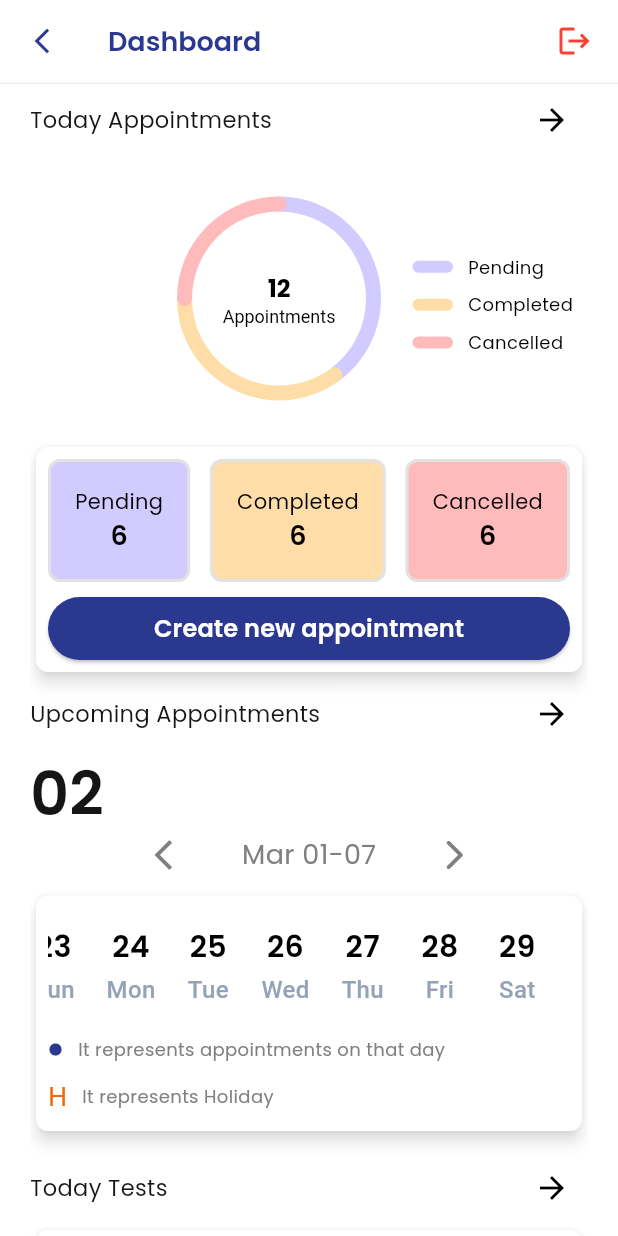
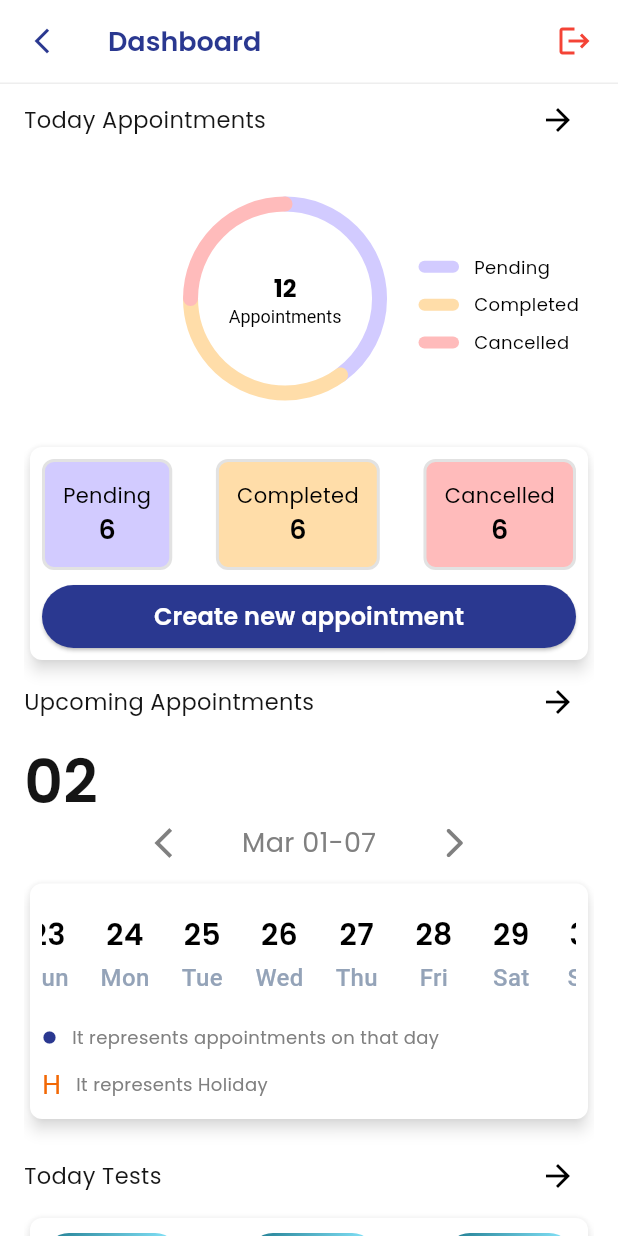
Before and after one commit to MulukanoorVarun/revxvendor, a Flutter app: the VendorDashboard screen opened directly, on a phone screen of 412 x 824 dp. Run offline on Flutter 3.47's test engine with Material 3 defaults, Android fonts, the light colour scheme and no system bars; our stand-ins replace connectivity_plus, device_info_plus, dio, dotted_border, dropdown_button2, equatable and 8 more; accounts and stored records are empty.

Commit message:
committed by varun at 22-03-2025 02:46 PM

```diff
--- /dev/null
+++ b/lib/logic/cubit/super_admin_tests/super_admin_tests_repository.dart
@@ -0,0 +1,17 @@
+
+import 'package:revxvendor/Models/SuperAdminTestsModel.dart';
+import 'package:revxvendor/data/VendorRemoteDataSource.dart';
+
+abstract class SuperAdminTestRepository{
+  Future<SuperAdminTestsModel?> getSuperAdminTests();
+}
+
+class SuperAdminTestRepositoryImpl implements SuperAdminTestRepository{
+  VendorRemoteDataSource vendorRemoteDataSource;
+  SuperAdminTestRepositoryImpl({required this.vendorRemoteDataSource});
+
+  @override
+  Future<SuperAdminTestsModel?> getSuperAdminTests() async {
+    return await vendorRemoteDataSource.getSuperAdminTestsApi();
+  }
+}
--- a/lib/presentation/VendorDashBoard.dart
+++ b/lib/presentation/VendorDashBoard.dart
@@ -88,7 +88,7 @@ class _VendorDashboardState extends State<VendorDashboard> {
             ))
       ]),
       body: Container(
-        padding: EdgeInsets.symmetric(horizontal: 20),
+        padding: EdgeInsets.symmetric(horizontal: 16),
         child: SingleChildScrollView(
           child: Column(
             crossAxisAlignment: CrossAxisAlignment.start,
@@ -123,8 +123,7 @@ class _VendorDashboardState extends State<VendorDashboard> {
               ),
               Card(
                 elevation: 4.0,
-                shape: RoundedRectangleBorder(
-                    borderRadius: BorderRadius.circular(8)),
+                shape: RoundedRectangleBorder(borderRadius: BorderRadius.circular(8)),
                 child: Padding(
                   padding: EdgeInsets.all(8),
                   child: Column(
@@ -133,7 +132,7 @@ class _VendorDashboardState extends State<VendorDashboard> {
                         mainAxisAlignment: MainAxisAlignment.spaceBetween,
                         children: [
                           Container(
-                            padding: EdgeInsets.all(16),
+                            padding: EdgeInsets.all(12),
                             decoration: BoxDecoration(
                                 color: Color(0xffD2CBFF),
                                 borderRadius: BorderRadius.circular(8),
@@ -163,7 +162,7 @@ class _VendorDashboardState extends State<VendorDashboard> {
                             ),
                           ),
                           Container(
-                            padding: EdgeInsets.all(16),
+                            padding: EdgeInsets.all(12),
                             decoration: BoxDecoration(
                                 color: Color(0xffFFDDA9),
                                 borderRadius: BorderRadius.circular(8),
@@ -193,7 +192,7 @@ class _VendorDashboardState extends State<VendorDashboard> {
                             ),
                           ),
                           Container(
-                            padding: EdgeInsets.all(16),
+                            padding: EdgeInsets.all(12),
                             decoration: BoxDecoration(
                                 color: Color(0xffFFBBBB),
                                 borderRadius: BorderRadius.circular(8),
@@ -484,7 +483,7 @@ class _VendorDashboardState extends State<VendorDashboard> {
                                       color: Color(0xff151515),
                                       fontFamily: 'Poppins',
                                       fontWeight: FontWeight.w500,
-                                      fontSize: 18),
+                                      fontSize: 15),
                                 ),
                                 SizedBox(
                                   height: 10,
@@ -495,7 +494,7 @@ class _VendorDashboardState extends State<VendorDashboard> {
                                       color: Color(0xffFFFFFF),
                                       fontFamily: 'Poppins',
                                       fontWeight: FontWeight.w500,
-                                      fontSize: 18),
+                                      fontSize: 15),
                                 ),
                               ],
                             ),
@@ -532,7 +531,7 @@ class _VendorDashboardState extends State<VendorDashboard> {
                                       color: Color(0xff151515),
                                       fontFamily: 'Poppins',
                                       fontWeight: FontWeight.w500,
-                                      fontSize: 18),
+                                      fontSize: 15),
                                 ),
                                 SizedBox(
                                   height: 10,
@@ -543,7 +542,7 @@ class _VendorDashboardState extends State<VendorDashboard> {
                                       color: Color(0xffFFFFFF),
                                       fontFamily: 'Poppins',
                                       fontWeight: FontWeight.w500,
-                                      fontSize: 18),
+                                      fontSize: 15),
                                 ),
                               ],
                             ),
@@ -580,7 +579,7 @@ class _VendorDashboardState extends State<VendorDashboard> {
                                       color: Color(0xff151515),
                                       fontFamily: 'Poppins',
                                       fontWeight: FontWeight.w500,
-                                      fontSize: 18),
+                                      fontSize: 15),
                                 ),
                                 SizedBox(
                                   height: 10,
@@ -591,7 +590,7 @@ class _VendorDashboardState extends State<VendorDashboard> {
                                       color: Color(0xffFFFFFF),
                                       fontFamily: 'Poppins',
                                       fontWeight: FontWeight.w500,
-                                      fontSize: 18),
+                                      fontSize: 15),
                                 ),
                               ],
                             ),
@@ -603,89 +602,110 @@ class _VendorDashboardState extends State<VendorDashboard> {
                       ),
                       Container(
                         width: w,
-                        padding: EdgeInsets.all(10),
+                        padding: EdgeInsets.all(14),
                         decoration: BoxDecoration(
-                            borderRadius: BorderRadius.circular(8),
-                            border:
-                                Border.all(color: Color(0xffE2E2E2), width: 2)),
+                          color: Colors.white,
+                          borderRadius: BorderRadius.circular(12),
+                          border: Border.all(color: Color(0xffE2E2E2), width: 2),
+                          boxShadow: [
+                            BoxShadow(
+                              color: Colors.black.withOpacity(0.1),
+                              blurRadius: 6,
+                              offset: Offset(0, 4),
+                            ),
+                          ],
+                        ),
                         child: Column(
                           crossAxisAlignment: CrossAxisAlignment.start,
                           children: [
+                            // Gradient Banner
                             Container(
-                                padding: EdgeInsets.symmetric(
-                                    horizontal: 10, vertical: 6),
-                                decoration: BoxDecoration(
-                                  gradient: RadialGradient(colors: [
-                                    Color(0xffA788FD),
-                                    Color(0xff250878),
-                                  ]),
-                                  borderRadius: BorderRadius.circular(8),
-                                ),
-                                child: Text(
-                                  'Next patient',
-                                  style: TextStyle(
-                                      color: Color(0xffFFFFFF),
-                                      fontWeight: FontWeight.w500,
-                                      fontFamily: 'Poppins',
-                                      fontSize: 12),
-                                )),
-                            SizedBox(
-                              height: 10,
-                            ),
+                              padding: EdgeInsets.symmetric(horizontal: 12, vertical: 8),
+                              decoration: BoxDecoration(
+                                gradient: LinearGradient(
+                                  colors: [Color(0xffA788FD), Color(0xff250878)],
+                                  begin: Alignment.topLeft,
+                                  end: Alignment.bottomRight,
+                                ),
+                                borderRadius: BorderRadius.circular(8),
+                              ),
+                              child: Text(
+                                'Next Patient',
+                                style: TextStyle(
+                                  color: Colors.white,
+                                  fontWeight: FontWeight.w600,
+                                  fontFamily: 'Poppins',
+                                  fontSize: 13,
+                                ),
+                              ),
+                            ),
+                            SizedBox(height: 12),
+
                             Row(
-                              mainAxisAlignment: MainAxisAlignment.start,
-                              crossAxisAlignment: CrossAxisAlignment.start,
                               children: [
-                                CircleAvatar(
-                                  radius: 24,
-                                  child: Image.asset('assets/person.png'),
-                                ),
-                                SizedBox(
-                                  width: 20,
-                                ),
-                                SizedBox(
-                                  width: w * 0.45,
+                                // Circular Avatar with Border
+                                Container(
+                                  decoration: BoxDecoration(
+                                    shape: BoxShape.circle,
+                                    border: Border.all(color: Color(0xffA788FD), width: 2),
+                                  ),
+                                  child: CircleAvatar(
+                                    radius: 26,
+                                    backgroundColor: Colors.white,
+                                    child: ClipRRect(
+                                      borderRadius: BorderRadius.circular(26),
+                                      child: Image.asset(
+                                        'assets/person.png',
+                                        fit: BoxFit.cover,
+                                      ),
+                                    ),
+                                  ),
+                                ),
+                                SizedBox(width: 16),
+
+                                // Patient Info
+                                Expanded(
                                   child: Column(
-                                    crossAxisAlignment:
-                                        CrossAxisAlignment.start,
+                                    crossAxisAlignment: CrossAxisAlignment.start,
                                     children: [
                                       Text(
+                                        'Charan Konidela',
                                         maxLines: 1,
                                         overflow: TextOverflow.ellipsis,
-                                        'Charan Konidela',
                                         style: TextStyle(
-                                            color: Color(0xff808080),
-                                            fontWeight: FontWeight.w500,
-                                            fontFamily: 'Poppins',
-                                            fontSize: 14),
+                                          color: Color(0xff333333),
+                                          fontWeight: FontWeight.w600,
+                                          fontFamily: 'Poppins',
+                                          fontSize: 15,
+                                        ),
                                       ),
-                                      SizedBox(
-                                        height: 8,
-                                      ),
+                                      SizedBox(height: 6),
                                       Text(
+                                        'MRI Scan',
                                         maxLines: 1,
                                         overflow: TextOverflow.ellipsis,
-                                        'MRI Scan',
                                         style: TextStyle(
-                                            color: Color(0xff808080),
-                                            fontWeight: FontWeight.w500,
-                                            fontFamily: 'Poppins',
-                                            fontSize: 14),
+                                          color: Color(0xff666666),
+                                          fontWeight: FontWeight.w500,
+                                          fontFamily: 'Poppins',
+                                          fontSize: 13,
+                                        ),
                                       ),
                                     ],
                                   ),
                                 ),
-                                Spacer(),
+                                // Appointment Time
                                 Text(
                                   '10:30 AM',
                                   style: TextStyle(
-                                      color: Color(0xff000000),
-                                      fontWeight: FontWeight.w500,
-                                      fontFamily: 'Poppins',
-                                      fontSize: 14),
-                                )
+                                    color: Color(0xff000000),
+                                    fontWeight: FontWeight.bold,
+                                    fontFamily: 'Poppins',
+                                    fontSize: 14,
+                                  ),
+                                ),
                               ],
-                            )
+                            ),
                           ],
                         ),
                       ),
@@ -772,7 +792,7 @@ class _VendorDashboardState extends State<VendorDashboard> {
                                               color: Color(0xffffffff),
                                               fontFamily: 'Poppins',
                                               fontWeight: FontWeight.w600,
-                                              fontSize: 20,
+                                              fontSize: 16,
                                             ),
                                           ),
                                         ],
@@ -843,7 +863,7 @@ class _VendorDashboardState extends State<VendorDashboard> {
                                               color: Color(0xffffffff),
                                               fontFamily: 'Poppins',
                                               fontWeight: FontWeight.w600,
-                                              fontSize: 20,
+                                              fontSize: 16,
                                             ),
                                           ),
                                         ],
@@ -912,7 +932,7 @@ class _VendorDashboardState extends State<VendorDashboard> {
                                             color: Color(0xffffffff),
                                             fontFamily: 'Poppins',
                                             fontWeight: FontWeight.w600,
-                                            fontSize: 20,
+                                            fontSize: 16,
                                           ),
                                         ),
                                       ],
@@ -974,7 +994,7 @@ class _VendorDashboardState extends State<VendorDashboard> {
                                             color: Color(0xffffffff),
                                             fontFamily: 'Poppins',
                                             fontWeight: FontWeight.w600,
-                                            fontSize: 20,
+                                            fontSize: 16,
                                           ),
                                         ),
                                       ],
@@ -1042,7 +1062,7 @@ class _VendorDashboardState extends State<VendorDashboard> {
                                             color: Color(0xffffffff),
                                             fontFamily: 'Poppins',
                                             fontWeight: FontWeight.w600,
-                                            fontSize: 20,
+                                            fontSize: 16,
                                           ),
                                         ),
                                       ],
@@ -1112,7 +1132,7 @@ class _VendorDashboardState extends State<VendorDashboard> {
                                               color: Color(0xffffffff),
                                               fontFamily: 'Poppins',
                                               fontWeight: FontWeight.w600,
-                                              fontSize: 20,
+                                              fontSize: 16,
                                             ),
                                           ),
                                         ],
--- a/lib/presentation/VendorRegisterScreen.dart
+++ b/lib/presentation/VendorRegisterScreen.dart
@@ -1,5 +1,4 @@
 import 'dart:io';
-
 import 'package:dio/dio.dart';
 import 'package:dotted_border/dotted_border.dart';
 import 'package:flutter/material.dart';
@@ -8,12 +7,11 @@ import 'package:flutter_bloc/flutter_bloc.dart';
 import 'package:image_picker/image_picker.dart';
 import 'package:multi_dropdown/multi_dropdown.dart';
 import 'package:permission_handler/permission_handler.dart';
-import '../../Components/ShakeWidget.dart';
+import 'package:revxvendor/Components/ShakeWidget.dart';
 import 'package:path/path.dart' as p;
-
+import 'package:revxvendor/logic/cubit/diognostic_register/register_cubit.dart';
 import '../Utils/color.dart';
 import '../components/CustomSnackBar.dart';
-import '../logic/cubit/diognostic_register/register_cubit.dart';
 import '../logic/cubit/diognostic_register/register_state.dart';
 import 'LogInWithEmail.dart';
 
--- a/lib/state_injector.dart
+++ b/lib/state_injector.dart
@@ -1,11 +1,14 @@
 import 'package:flutter_bloc/flutter_bloc.dart';
+import 'package:revxvendor/logic/bloc/internet_status/internet_status_bloc.dart';
+import 'package:revxvendor/logic/cubit/diognostic_register/register_repository.dart';
+import 'package:revxvendor/logic/cubit/super_admin_tests/super_admin_test_cubit.dart';
+import 'package:revxvendor/logic/cubit/super_admin_tests/super_admin_tests_repository.dart';
 import 'data/VendorRemoteDataSource.dart';
 import 'logic/cubit/diognostic_categories/diognostic_get_categories_cubit.dart';
 import 'logic/cubit/diognostic_categories/diognostic_get_category_repository.dart';
 import 'logic/cubit/diognostic_get_tests/diognostic_getTests_cubit.dart';
 import 'logic/cubit/diognostic_get_tests/diognostic_getTests_repository.dart';
 import 'logic/cubit/diognostic_register/register_cubit.dart';
-import 'logic/cubit/diognostic_register/register_repository.dart';
 import 'logic/cubit/login/LoginRepository.dart';
 import 'logic/cubit/login/login_cubit.dart';
 
@@ -26,19 +29,22 @@ class StateInjector {
           (context) =>
               DiagnosticTestsImp(vendorRemoteDataSource: context.read()),
     ),
-
-    RepositoryProvider<VendorRegisterRepository>(
-      create: (context) => VendorRegisterImpl(remoteDataSource: context.read()),
-    ),
-
     RepositoryProvider<DiognosticGetCategoryRepository>(
       create:
           (context) =>
               DiognosticGetCategoryImpl(vendorRemoteDataSource: context.read()),
     ),
+    RepositoryProvider<SuperAdminTestRepository>(
+      create:
+          (context) => SuperAdminTestRepositoryImpl(
+            vendorRemoteDataSource: context.read(),
+          ),
+    ),
   ];
 
   static final blocProviders = <BlocProvider>[
+    BlocProvider<InternetStatusBloc>(create: (context) => InternetStatusBloc()),
+
     BlocProvider<LoginCubit>(
       create: (context) => LoginCubit(context.read<LoginRepository>()),
     ),
@@ -61,5 +67,10 @@ class StateInjector {
             diognosticRepo: context.read<DiognosticGetCategoryRepository>(),
           ),
     ),
+    BlocProvider<SuperAdminTestsCubit>(
+      create:
+          (context) =>
+              SuperAdminTestsCubit(context.read<SuperAdminTestRepository>()),
+    ),
   ];
 }
```
Also changed, not shown: lib/Models/SuperAdminTestsModel.dart (added, +80 -0 lines), lib/data/VendorRemoteDataSource.dart (+54 -12 lines), lib/data/api_routes.dart (+10 -7 lines), lib/logic/cubit/diognostic_get_tests/diognostic_getTests_repository.dart (+12 -7 lines), lib/logic/cubit/super_admin_tests/super_admin_test_cubit.dart (added, +22 -0 lines), lib/logic/cubit/super_admin_tests/super_admin_test_state.dart (added, +32 -0 lines), lib/presentation/LogInWithEmail.dart (+105 -96 lines), 2 other files.
